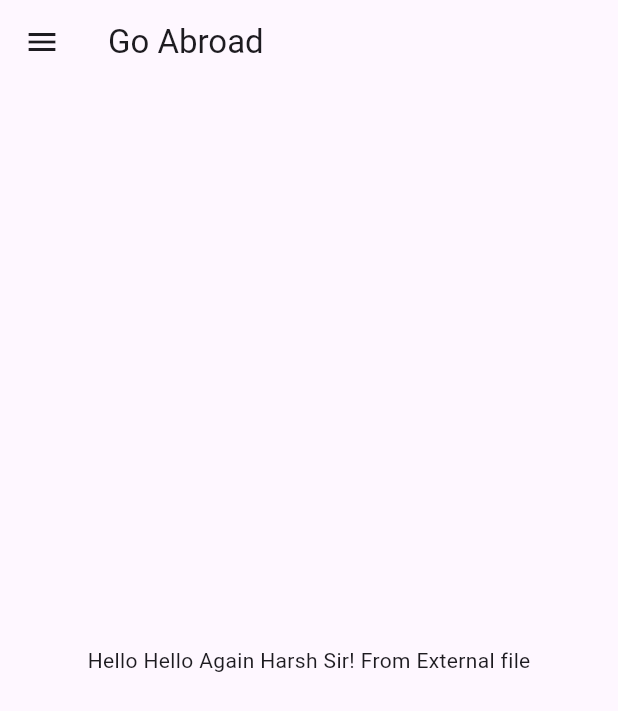
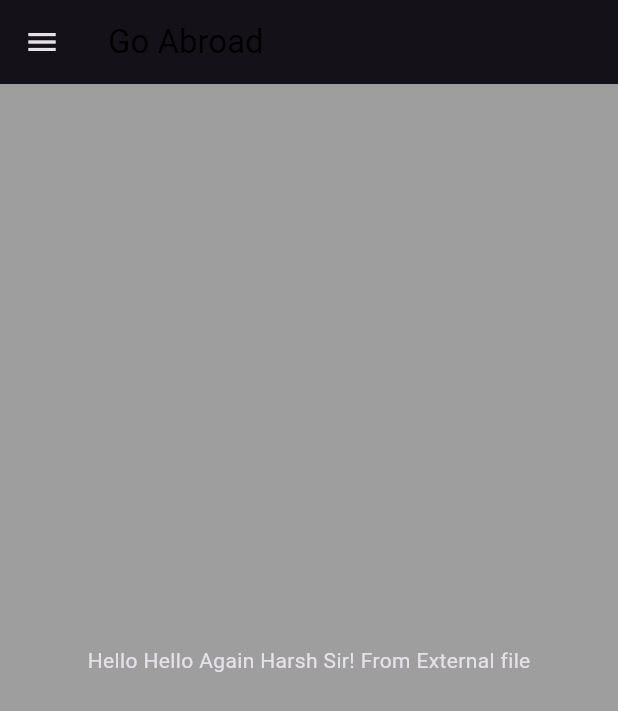
Before and after one commit to harshxframe/flutter_learning_dev, a Flutter app: the screen it shows after launch, on a phone screen of 412 x 824 dp. Shown: the top 711 px of the screen. Run offline on Flutter 3.47's test engine with Material 3 defaults, Android fonts, the phone set to English and light mode, and no system bars; our stand-ins replace google_fonts.

Commit message:
Day Nine completed

```diff
--- a/lib/main.dart
+++ b/lib/main.dart
@@ -1,5 +1,6 @@
 import 'package:flutter/material.dart';
 import 'package:flutter_learning_dev/pages/login_page.dart';
+import 'package:flutter_learning_dev/widgets/themes.dart';
 import 'package:google_fonts/google_fonts.dart';
 import 'package:flutter_learning_dev/utils/routes.dart';
 
@@ -17,12 +18,8 @@ class MyApp extends StatelessWidget {
     return MaterialApp(
       debugShowCheckedModeBanner: true,
       themeMode: ThemeMode.dark,
-      theme: ThemeData(
-        fontFamily:GoogleFonts.lato().fontFamily,
-        primaryTextTheme: GoogleFonts.latoTextTheme(),
-        primarySwatch: Colors.deepPurple,
-      ),
-      darkTheme: ThemeData(primarySwatch: Colors.red),
+      theme: MyTheme.lightTheme(context),
+      darkTheme: MyTheme.darkTheme(context),
       initialRoute: "/",
       routes: {
         "/": (context) => HomePage(),
--- a/lib/pages/home_page.dart
+++ b/lib/pages/home_page.dart
@@ -8,8 +8,11 @@ class HomePage extends StatelessWidget {
   Widget build(BuildContext context) {
     final String days = "Hello Again";
     return Scaffold(
-      appBar: AppBar(title: Text("Go Abroad")),
+      appBar: AppBar(
+          title: Text("Go Abroad",style: TextStyle(color: Colors.black),)
+      ),
       body: Material(
+        color: Colors.grey,
         child: Center(child: Text("Hello $days Harsh Sir! From External file")),
       ),
       drawer: MyDrawer(),
--- /dev/null
+++ b/lib/widgets/themes.dart
@@ -0,0 +1,22 @@
+import 'package:flutter/material.dart';
+import 'package:google_fonts/google_fonts.dart';
+
+class MyTheme{
+  static ThemeData lightTheme(BuildContext context) => ThemeData(
+      fontFamily:GoogleFonts.lato().fontFamily,
+      primaryTextTheme: GoogleFonts.latoTextTheme(),
+      primarySwatch: Colors.deepPurple,
+      appBarTheme: AppBarTheme(
+        color: Colors.white,
+        elevation: 0.0,
+        iconTheme: IconThemeData(color: Colors.black),
+      )
+  );
+
+  static ThemeData darkTheme(BuildContext context) => ThemeData(
+      primarySwatch: Colors.deepPurple,
+    brightness: Brightness.dark
+  );
+
+
+}
```
